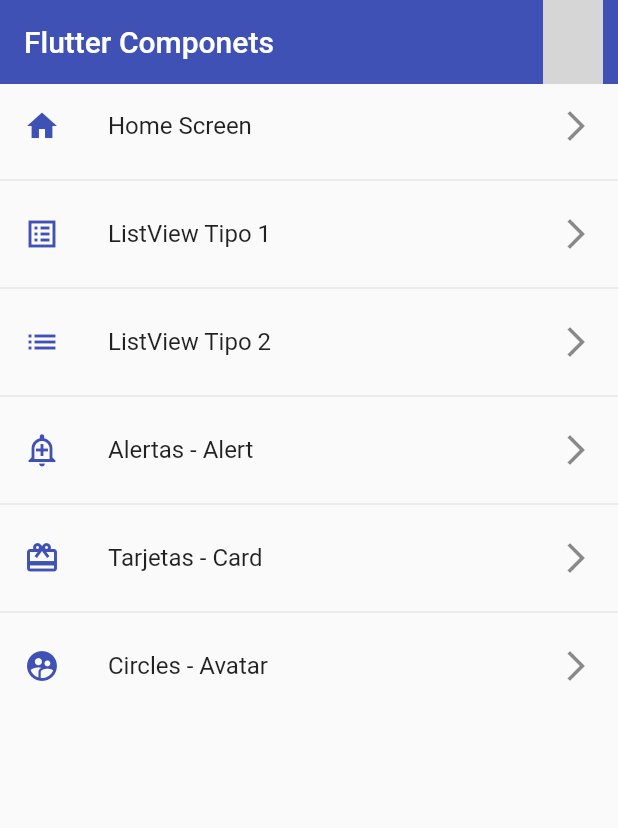
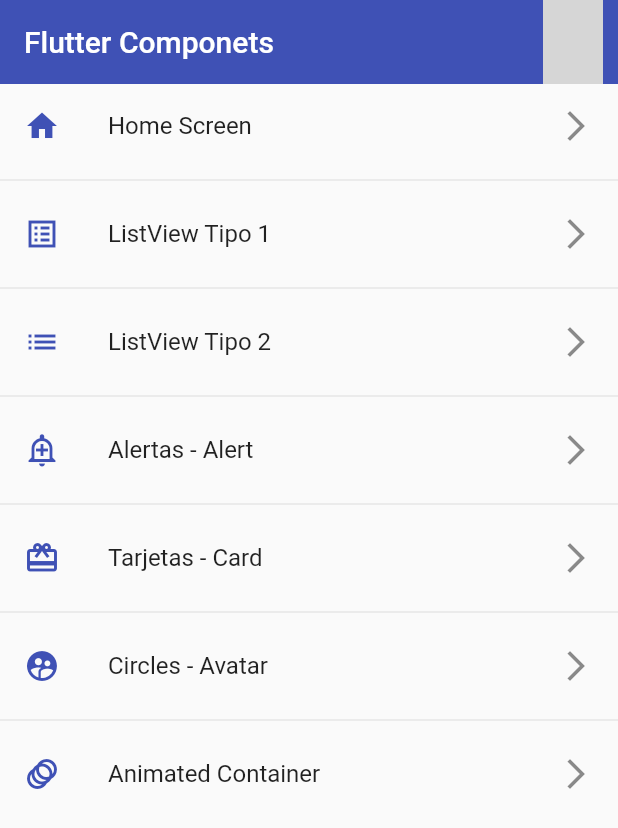
Before and after one commit to manuelduarte077/flutter-examples, a Flutter app: the screen it shows after launch, on a phone screen of 412 x 824 dp. Shown: the top 828 px of the screen. Run offline on Flutter 3.47's test engine with Material 2 defaults, Android fonts, the phone set to English and light mode, and no system bars; network calls fail; grey boxes are pictures that could not be loaded.

Commit message:
:dizzy: feat: animated container

```diff
--- a/lib/src/routes/app_routes.dart
+++ b/lib/src/routes/app_routes.dart
@@ -43,6 +43,12 @@
       icon: Icons.supervised_user_circle,
       screen: const CircleAvatarScreen(),
     ),
+    MenuOption(
+      route: 'animated',
+      name: 'Animated Container',
+      icon: Icons.animation,
+      screen: const AnimatedScreen(),
+    ),
   ];
 
   static Map<String, Widget Function(BuildContext)> getAppRoutes() {
--- a/lib/src/screens/screens.dart
+++ b/lib/src/screens/screens.dart
@@ -4,3 +4,4 @@
 export 'package:fl_components/src/screens/card/card_screens.dart';
 export 'package:fl_components/src/screens/home_screens.dart';
 export 'package:fl_components/src/screens/avatar/circle_avatar.dart';
+export 'package:fl_components/src/screens/animated/animated_screens.dart';
```
Also changed, not shown: lib/src/screens/animated/animated_screens.dart (added, +67 -0 lines).
